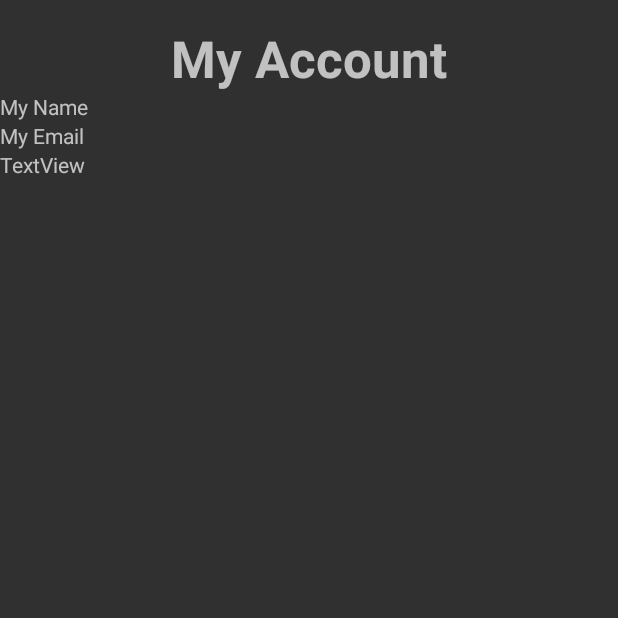
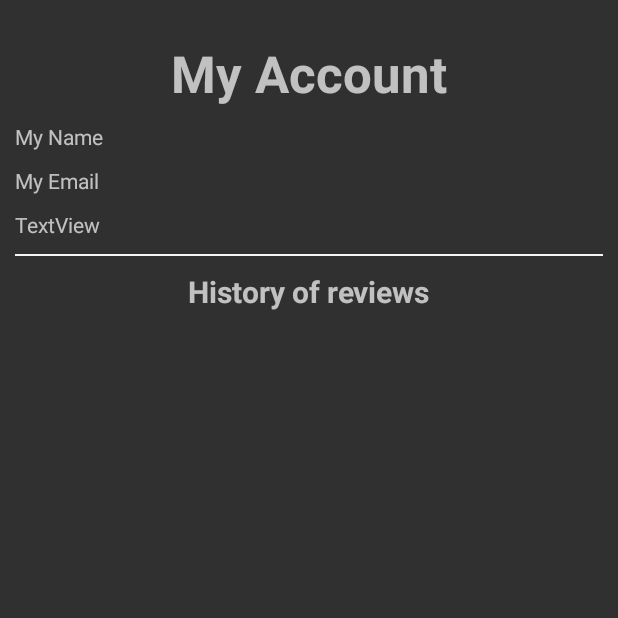
Before and after one commit to M7mdK/Restaurant_Android, an Android app: the UserAccount screen opened directly, with no data from a screen before it, on a phone screen of 412 x 824 dp, the top half of it. Run offline under Robolectric (Android 15) with nearby library versions, the phone set to English and light mode, and no system bars; our stand-ins replace Firebase (no records; nobody signed in at launch, a user with empty details on screens opened directly).

Commit message:
added history to my account page

```diff
--- a/app/src/main/java/com/example/restaurantratingapp/RestaurantSpecificPage.kt
+++ b/app/src/main/java/com/example/restaurantratingapp/RestaurantSpecificPage.kt
@@ -87,8 +87,6 @@ class RestaurantSpecificPage : AppCompatActivity() {
                         }
                     }
                 }
-
-
                 commentAdapter = CommentAdapter(comments,database,restaurantName,userId)
                 listComments.adapter = commentAdapter
                 listComments.setHasFixedSize(true)
--- a/app/src/main/java/com/example/restaurantratingapp/UserAccount.kt
+++ b/app/src/main/java/com/example/restaurantratingapp/UserAccount.kt
@@ -1,11 +1,71 @@
 package com.example.restaurantratingapp
 
+import android.content.Context
 import androidx.appcompat.app.AppCompatActivity
 import android.os.Bundle
+import androidx.recyclerview.widget.RecyclerView
+import com.google.firebase.database.*
+import com.google.firebase.database.ktx.database
+import com.google.firebase.ktx.Firebase
+import java.util.logging.Logger
 
 class UserAccount : AppCompatActivity() {
+    private lateinit var database: DatabaseReference
     override fun onCreate(savedInstanceState: Bundle?) {
         super.onCreate(savedInstanceState)
         setContentView(R.layout.user_account)
+
+        database = Firebase.database.reference
+        // init the user info
+        val sharedPref =  getSharedPreferences(SHARED_PREF, Context.MODE_PRIVATE)
+        var userId = sharedPref.getString("UserID","defUser")
+
+        val log = Logger.getLogger(MainActivity::class.java.name)
+        var comments:ArrayList<Comment>
+        var listComments: RecyclerView = findViewById(R.id.myAcountListReviews)
+        var commentAdapter: CommentAdapter
+
+        val postListener = object : ValueEventListener {
+            override fun onDataChange(dataSnapshot: DataSnapshot) {
+                // Get Post object and use the values to update the UI
+                comments = ArrayList()
+                for (snapshot in dataSnapshot.children) {
+                    var userName = ""
+                    snapshot.children.forEach { user ->
+                        if(user.key.toString() == userId) {
+                            user.children.forEach { restaurant ->
+                                if (restaurant.key.toString() == "FullName") {
+                                    userName = restaurant.value.toString()
+                                }
+                                log.info("Herreee ${user.key.toString()} and $userId")
+                                restaurant.children.forEach { comment ->
+                                    log.info("Hereee ${comment.toString()}")
+                                    val rating = comment.children.toList()[0].value
+                                    val commentText = comment.children.toList()[1].value
+                                    comments.add(
+                                        Comment(
+                                            commentText = commentText.toString(),
+                                            userId = "",
+                                            commentId = comment.key.toString(),
+                                            userName = ""
+                                        )
+                                    )
+                                }
+                            }
+                        }
+                    }
+                }
+                commentAdapter = CommentAdapter(comments,database,"",userId)
+                listComments.adapter = commentAdapter
+                listComments.setHasFixedSize(true)
+                // ...
+            }
+
+            override fun onCancelled(databaseError: DatabaseError) {
+                // Getting Post failed, log a message
+                log.warning("loadPost:onCancelled,"+ databaseError.toException())
+            }
+        }
+        database.addValueEventListener(postListener)
     }
 }
--- a/app/src/main/res/layout/user_account.xml
+++ b/app/src/main/res/layout/user_account.xml
@@ -6,7 +6,9 @@
     android:layout_height="match_parent"
     android:gravity="center_horizontal"
     android:orientation="vertical"
-    tools:context=".UserAccount">
+    tools:context=".UserAccount"
+    android:padding="10dp"
+    >
 
     <TextView
         android:id="@+id/My_Account_Title"
@@ -16,27 +18,51 @@
         android:backgroundTint="#FFFFFF"
         android:text="My Account"
         android:textSize="34sp"
-        android:textStyle="normal|bold" />
+        android:textStyle="normal|bold"
+        />
 
     <TextView
         android:id="@+id/account_fullname"
         android:layout_width="match_parent"
         android:layout_height="wrap_content"
-        android:text="My Name" />
+        android:text="My Name"
+        android:layout_marginTop="10dp"
+        />
 
     <TextView
         android:id="@+id/account_Email"
         android:layout_width="match_parent"
         android:layout_height="wrap_content"
-        android:text="My Email" />
+        android:text="My Email"
+        android:layout_marginTop="10dp"
+        />
 
     <TextView
         android:layout_width="match_parent"
         android:layout_height="wrap_content"
-        android:text="TextView" />
+        android:text="TextView"
+        android:layout_marginTop="10dp"
+        />
 
+    <LinearLayout
+        android:layout_width="match_parent"
+        android:layout_height="1dp"
+        android:background="@color/browser_actions_bg_grey"
+        android:layout_marginTop="10dp"
+        />
+    <TextView
+        android:layout_width="wrap_content"
+        android:layout_height="wrap_content"
+        android:text="History of reviews"
+        android:layout_marginTop="10dp"
+        android:textStyle="bold"
+        android:textSize="20dp"
+        />
     <androidx.recyclerview.widget.RecyclerView
         android:layout_width="match_parent"
-        android:layout_height="match_parent" />
+        android:layout_height="wrap_content"
+        android:id="@+id/myAcountListReviews"
+        app:layoutManager="androidx.recyclerview.widget.LinearLayoutManager"
+        />
 
 </LinearLayout>
```
